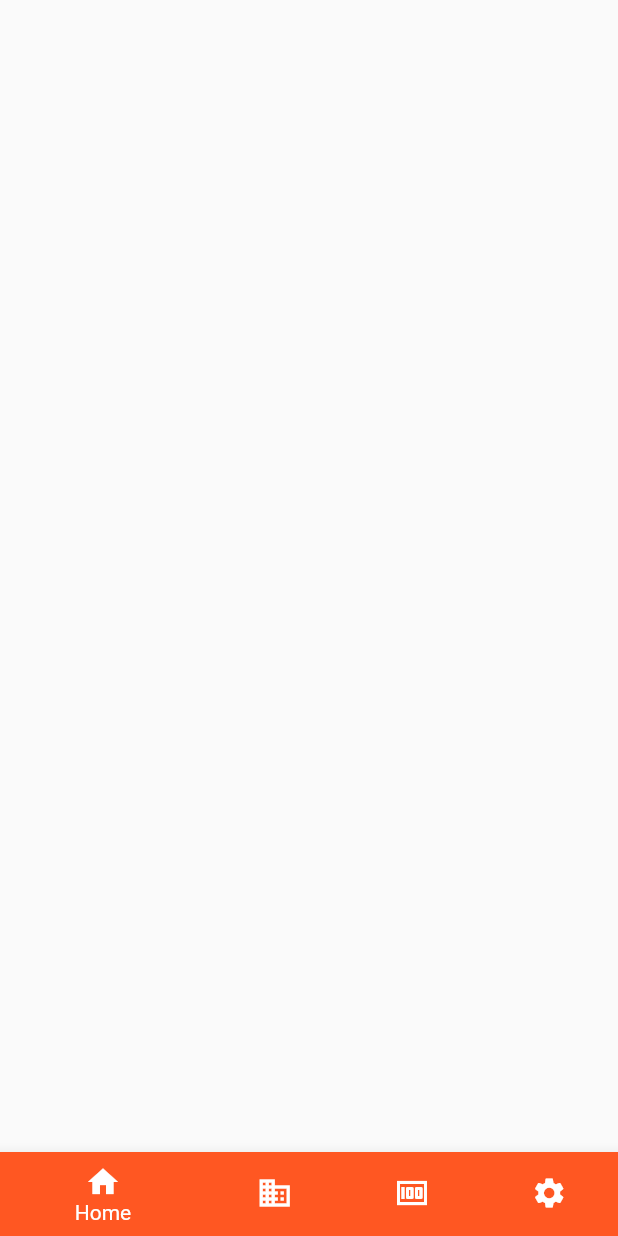
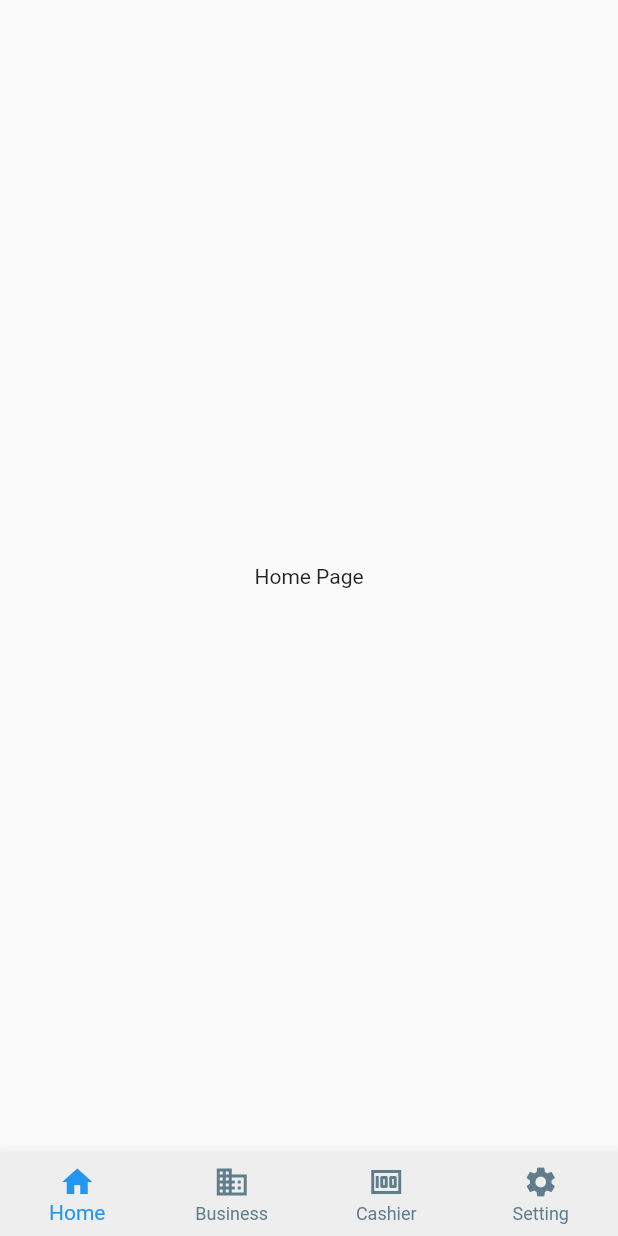
Before and after one commit to Rimzzz/flutter_zero, a Flutter app: the CustomBottomNavigationBar screen opened directly, on a phone screen of 412 x 824 dp. Run offline on Flutter 3.47's test engine with Material 2 defaults, Android fonts, the phone set to English and light mode, and no system bars.

Commit message:
navigation

```diff
--- a/lib/bottomnavbar copy.dart
+++ /dev/null
@@ -1,18 +0,0 @@
-import 'package:flutter/material.dart';
-
-void main() {
-  runApp(const MyNav());
-}
-
-class MyNav extends StatelessWidget {
-  const MyNav({super.key});
-
-  @override
-  Widget build(BuildContext context) {
-    return const MaterialApp(
-      home: Scaffold(
-        body: Center(child: Text('BottomNavigationBar')),
-      ),
-    );
-  }
-}
--- a/lib/bottomnavbar.dart
+++ b/lib/bottomnavigation.dart
@@ -9,15 +9,18 @@ class MyNav extends StatelessWidget {
 
   @override
   Widget build(BuildContext context) {
-    return MaterialApp(
+    return const MaterialApp(
+      debugShowCheckedModeBanner: false,
       home: CustomBottomNavigationBar(),
     );
   }
 }
 
 class CustomBottomNavigationBar extends StatefulWidget {
+  const CustomBottomNavigationBar({super.key});
+
   @override
-  _CustomBottomNavigationBarState createState() =>
+  State<CustomBottomNavigationBar> createState() =>
       _CustomBottomNavigationBarState();
 }
 
@@ -29,11 +32,33 @@ class _CustomBottomNavigationBarState extends State<CustomBottomNavigationBar> {
     });
   }
 
+  final List<Widget> _page = [
+    const Text('HomePage'),
+    const Text('BussinessPage'),
+    const TextField(),
+    const Text('SettingPage'),
+  ];
+
   @override
   Widget build(BuildContext context) {
     return Scaffold(
+      body: Center(
+        child: IndexedStack(
+          alignment: AlignmentDirectional.center,
+          index: _selectedIndex,
+          children: const [
+            Text('Home Page'),
+            Text('Bussiness Page'),
+            TextField(),
+            Text('Setting Page'),
+          ],
+        ),
+      ),
       bottomNavigationBar: BottomNavigationBar(
-        type: BottomNavigationBarType.shifting,
+        type: BottomNavigationBarType.fixed,
+        // mouseCursor: SystemMouseCursors.forbidden,
+        showUnselectedLabels: true,
+        backgroundColor: Colors.grey[200],
         items: const <BottomNavigationBarItem>[
           BottomNavigationBarItem(
             icon: Icon(Icons.home),
@@ -53,10 +78,11 @@ class _CustomBottomNavigationBarState extends State<CustomBottomNavigationBar> {
           BottomNavigationBarItem(
             icon: Icon(Icons.settings),
             label: 'Setting',
-            backgroundColor: Colors.black,
+            backgroundColor: Colors.blueGrey,
           ),
         ],
-        selectedItemColor: Colors.white,
+        selectedItemColor: Colors.blue,
+        unselectedItemColor: Colors.blueGrey,
         currentIndex: _selectedIndex,
         onTap: _onItemTapped,
       ),
```
Also changed, not shown: lib/namedroute.dart (added, +79 -0 lines), lib/pagenavigation.dart (added, +74 -0 lines).
